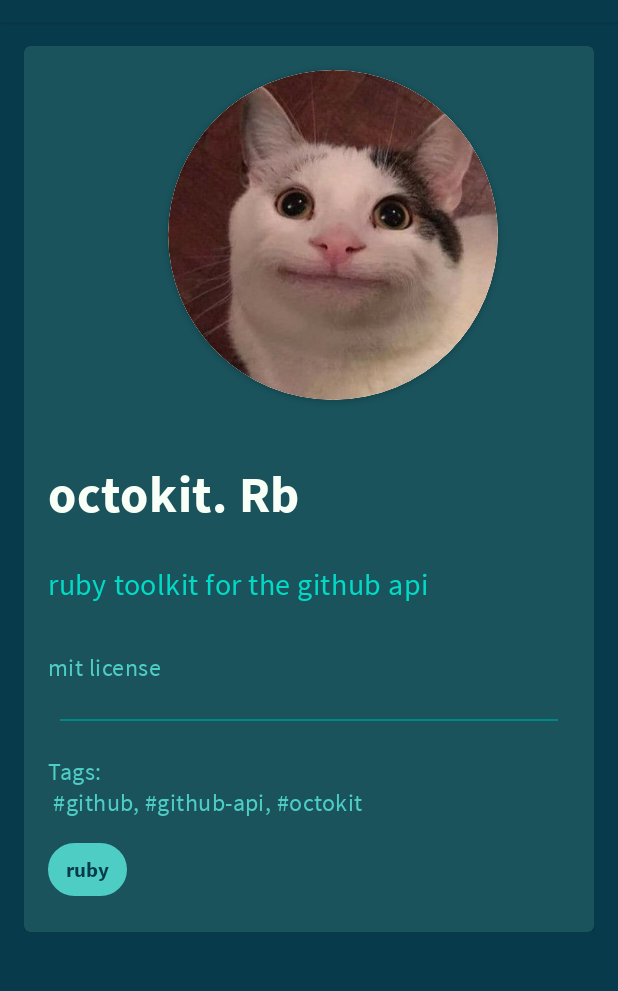
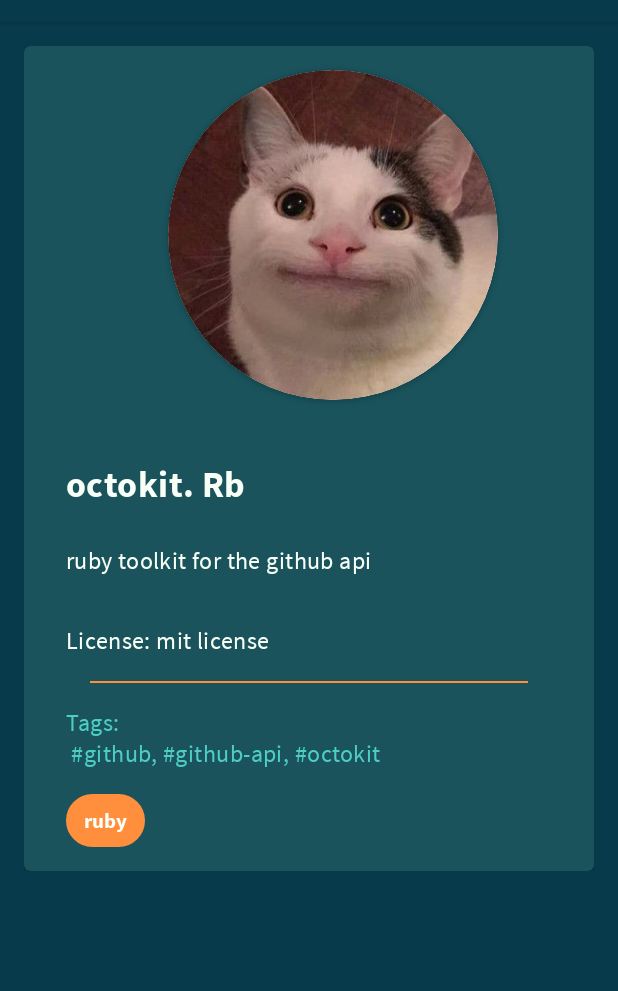
Before and after one commit to martamagui/UD5_02-RecyclerView, an Android app: the screen it shows after launch (DetailActivity), after a tap on "octokit. Rb", on a phone screen of 412 x 824 dp, the part 62-1053 px from its top. Run offline under Robolectric (Android 15) with nearby library versions, the phone set to English and light mode, and no system bars; pictures from the network do not load.

Commit message:
Chip naranja

```diff
--- a/app/src/main/java/com/marta/ud5_02_recyclerview_martamolina/DetailActivity.kt
+++ b/app/src/main/java/com/marta/ud5_02_recyclerview_martamolina/DetailActivity.kt
@@ -35,9 +35,9 @@ class DetailActivity : AppCompatActivity() {
                     .into(binding.ivDetailRepImg)
                 binding.tvDetailRepositoryName.text = repository.name
                 binding.tvDetailDescription.text = repository.description
-                binding.tvDetaillLicense.text = repository.licenseName
+                binding.tvDetaillLicense.text = "License: " + repository.licenseName
                 var topics: String = "Tags: \n"
-                if (repository.topics != null && repository.topics?.size!! >0){
+                if (repository.topics != null && repository.topics?.size!! > 0) {
                     for (item in repository.topics) {
                         topics += " #$item,"
                     }
--- a/app/src/main/res/drawable/rounded_tvs.xml
+++ b/app/src/main/res/drawable/rounded_tvs.xml
@@ -7,9 +7,9 @@
     <corners android:radius="20dp" />
 
     <!-- This is the border color -->
-    <stroke android:width="3dp" android:color="@color/custom_colortext" />
+    <stroke android:width="3dp" android:color="@color/customchip" />
 
     <!--- This is the background color -->
-    <solid android:color="@color/custom_colortext" />
+    <solid android:color="@color/customchip" />
 
 </shape>
--- a/app/src/main/res/layout/activity_detail.xml
+++ b/app/src/main/res/layout/activity_detail.xml
@@ -19,16 +19,14 @@
         app:cardBackgroundColor="@color/custom_BG"
         app:layout_constraintEnd_toEndOf="parent"
         app:layout_constraintStart_toStartOf="parent"
-        app:layout_constraintTop_toTopOf="parent">
-
+        app:layout_constraintTop_toTopOf="parent"
+        >
         <LinearLayout
             android:layout_width="match_parent"
             android:layout_height="match_parent"
             android:gravity="top"
             android:orientation="vertical"
-            app:cardElevation="0dp"
-            app:strokeColor="@color/design_default_color_on_primary"
-            app:strokeWidth="1dp">
+            >
 
             <!-- Media -->
             <androidx.cardview.widget.CardView
@@ -39,11 +37,9 @@
                 android:layout_marginStart="16dp"
                 android:layout_marginTop="16dp"
                 android:layout_marginBottom="16dp"
-                app:cardBackgroundColor="@color/white"
+                app:cardBackgroundColor="@color/custom_BG"
                 app:cardCornerRadius="250dp"
-                app:layout_constraintBottom_toBottomOf="parent"
-                app:layout_constraintStart_toStartOf="parent"
-                app:layout_constraintTop_toTopOf="parent">
+                >
 
                 <androidx.cardview.widget.CardView
                     android:layout_width="match_parent"
@@ -58,6 +54,7 @@
                         android:layout_marginStart="0dp"
                         android:layout_marginTop="0dp"
                         android:contentDescription="@string/img_description"
+                        android:scaleType="centerCrop"
                         app:layout_constraintStart_toStartOf="parent"
                         app:layout_constraintTop_toTopOf="parent"
                         app:srcCompat="@drawable/resource_default" />
@@ -68,27 +65,22 @@
             <LinearLayout
                 android:layout_width="match_parent"
                 android:layout_height="wrap_content"
+                android:layout_marginStart="12dp"
+                android:layout_marginEnd="12dp"
                 android:orientation="vertical"
                 android:padding="16dp">
 
-                <!-- Title, secondary and supporting text -->
-                <androidx.constraintlayout.widget.ConstraintLayout
-                    android:layout_width="match_parent"
-                    android:layout_height="match_parent">
-
                 <TextView
                     android:id="@+id/tv_detail_repository_name"
-                        android:layout_width="0dp"
+                    android:layout_width="325dp"
                     android:layout_height="wrap_content"
                     android:layout_marginTop="8dp"
+                    android:layout_marginEnd="12dp"
                     android:fontFamily="@font/source_sans_pro_bold"
                     android:text="@string/repository_name"
                     android:textAppearance="?attr/textAppearanceHeadline6"
                     android:textColor="@color/custom_titleColor"
-                        android:textSize="34sp"
-                        app:layout_constraintEnd_toEndOf="parent"
-                        app:layout_constraintStart_toStartOf="parent"
-                        app:layout_constraintTop_toTopOf="parent" />
+                    android:textSize="24sp" />
 
                 <TextView
                     android:id="@+id/tv_detail_description"
@@ -98,21 +90,12 @@
                     android:fontFamily="@font/source_sans_pro_regular"
                     android:text="@string/descrip_name"
                     android:textAppearance="?attr/textAppearanceBody2"
-                        android:textColor="@color/teal_200"
-                        android:textSize="20sp"
+                    android:textColor="@color/custom_titleColor"
+                    android:textSize="16sp"
+                    app:layout_constraintEnd_toEndOf="parent"
+                    app:layout_constraintHorizontal_bias="0.0"
                     app:layout_constraintStart_toStartOf="parent"
                     app:layout_constraintTop_toBottomOf="@+id/tv_detail_repository_name" />
-
-                    <View
-                        android:layout_width="match_parent"
-                        android:layout_height="1dp"
-                        android:layout_marginStart="8dp"
-                        android:layout_marginEnd="8dp"
-                        android:background="@color/teal_700"
-                        app:layout_constraintBottom_toTopOf="@+id/tv_detaill_topics"
-                        app:layout_constraintEnd_toEndOf="parent"
-                        app:layout_constraintStart_toStartOf="parent"
-                        app:layout_constraintTop_toBottomOf="@+id/tv_detaill_license" />
 
                 <TextView
                     android:id="@+id/tv_detaill_license"
@@ -122,32 +105,33 @@
                     android:fontFamily="@font/source_sans_pro_regular"
                     android:text="@string/license"
                     android:textAppearance="?attr/textAppearanceBody2"
-                        android:textColor="@color/custom_colortext"
-                        android:textSize="16sp"
-                        app:layout_constraintStart_toStartOf="parent"
-                        app:layout_constraintTop_toBottomOf="@+id/tv_detail_description" />
+                    android:textColor="@color/custom_titleColor"
+                    android:textSize="16sp" />
+
+                <View
+                    android:layout_width="match_parent"
+                    android:layout_height="1dp"
+                    android:layout_marginStart="16dp"
+                    android:layout_marginTop="16dp"
+                    android:layout_marginEnd="16dp"
+                    android:background="@color/customchip" />
 
                 <TextView
                     android:id="@+id/tv_detaill_topics"
                     android:layout_width="match_parent"
                     android:layout_height="wrap_content"
-                        android:layout_marginTop="48dp"
+                    android:layout_marginTop="16dp"
                     android:fontFamily="@font/source_sans_pro_regular"
                     android:text="@string/topics"
                     android:textAppearance="?attr/textAppearanceBody2"
                     android:textColor="@color/custom_colortext"
-                        android:textSize="16sp"
-                        app:layout_constraintEnd_toEndOf="parent"
-                        app:layout_constraintStart_toStartOf="parent"
-                        app:layout_constraintTop_toBottomOf="@+id/tv_detaill_license" />
-
+                    android:textSize="16sp" />
 
                 <TextView
                     android:id="@+id/chip_languaje"
                     android:layout_width="wrap_content"
                     android:layout_height="wrap_content"
                     android:layout_marginTop="16dp"
-                        android:layout_marginBottom="8dp"
                     android:background="@drawable/rounded_tvs"
                     android:fontFamily="@font/source_sans_pro_bold"
                     android:paddingStart="12dp"
@@ -156,15 +140,10 @@
                     android:paddingBottom="8dp"
                     android:text="@string/languaje"
                     android:textAlignment="center"
-                        android:textColor="@color/custom_BG_darker"
-                        android:textStyle="bold"
-                        app:layout_constraintBottom_toBottomOf="parent"
-                        app:layout_constraintStart_toStartOf="@+id/tv_detaill_topics"
-                        app:layout_constraintTop_toBottomOf="@+id/tv_detaill_topics" />
-                </androidx.constraintlayout.widget.ConstraintLayout>
+                    android:textColor="@color/custom_titleColor"
+                    android:textStyle="bold" />
             </LinearLayout>
         </LinearLayout>
-
     </com.google.android.material.card.MaterialCardView>
     </androidx.constraintlayout.widget.ConstraintLayout>
 </ScrollView>
--- a/app/src/main/res/values/colors.xml
+++ b/app/src/main/res/values/colors.xml
@@ -12,4 +12,5 @@
     <color name="custom_colortext">#4ecdc4</color>
     <color name="custom_titleColor">#f7fff7</color>
     <color name="custom_BG_darker">#073b4c</color>
+    <color name="customchip">#FF8E3D</color>
 </resources>
```
Lines whose indentation alone changed are shown as unchanged.
